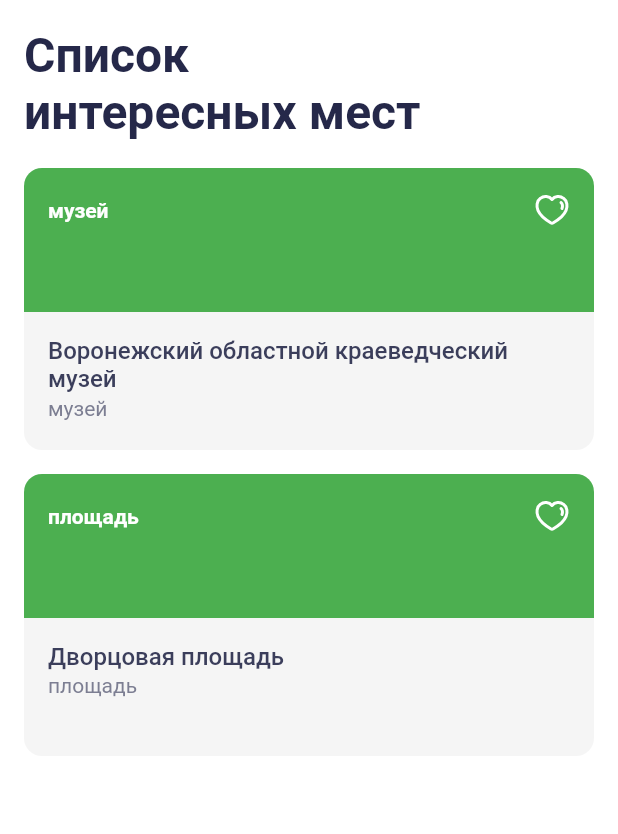
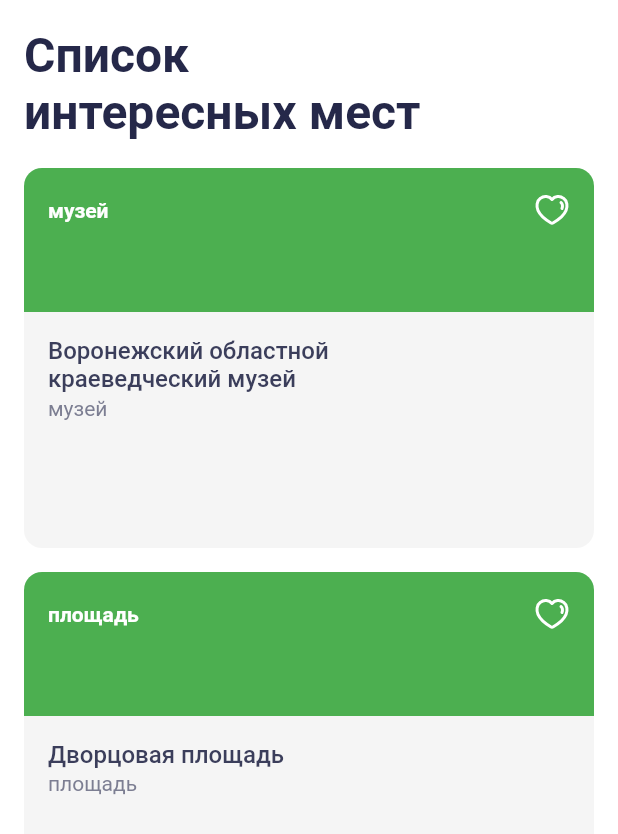
Before and after one commit to eliasvolkov/places, a Flutter app: the screen it shows after launch, on a phone screen of 412 x 824 dp. Shown: the top 834 px of the screen. Run offline on Flutter 3.47's test engine with Material 2 defaults, Android fonts, the phone set to English and light mode, and no system bars; our stand-ins replace flutter_svg.

Commit message:
[hw_4.8-1][IV] - added aspect ratio and constraints to sight card

```diff
--- a/lib/ui/screen/sight_card.dart
+++ b/lib/ui/screen/sight_card.dart
@@ -10,9 +10,11 @@ class SightCard extends StatelessWidget {
   Widget build(BuildContext context) {
     return Padding(
       padding: const EdgeInsets.symmetric(horizontal: 16.0),
+      child: AspectRatio(
+        aspectRatio: 3 / 2,
         child: Container(
-        width: double.infinity,
-        height: 188.0,
+          // width: double.infinity,
+          // height: 188.0,
           decoration: const BoxDecoration(
               borderRadius: BorderRadius.all(Radius.circular(12.0)),
               color: Color(0xFFF5F5F5)),
@@ -54,7 +56,9 @@ class SightCard extends StatelessWidget {
                 child: Column(
                   crossAxisAlignment: CrossAxisAlignment.start,
                   children: [
-                  Text(
+                    ConstrainedBox(
+                      constraints: BoxConstraints.tightFor(width: 296),
+                      child: Text(
                         sight.name,
                         textAlign: TextAlign.left,
                         style: const TextStyle(
@@ -63,6 +67,7 @@ class SightCard extends StatelessWidget {
                             fontSize: 16.0,
                             fontWeight: FontWeight.w500),
                         maxLines: 2,
+                      ),
                     ),
                     const SizedBox(
                       height: 2.0,
@@ -80,6 +85,7 @@ class SightCard extends StatelessWidget {
             ],
           ),
         ),
+      ),
     );
   }
 }
```
Lines whose indentation alone changed are shown as unchanged.
